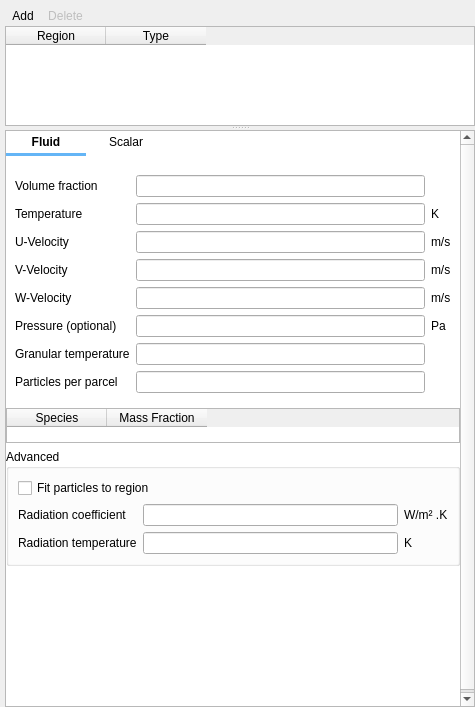
The window that gui/uifiles/boundary_conditions.ui (truongd8593/mfix) describes before a commit, drawn with Qt 5.
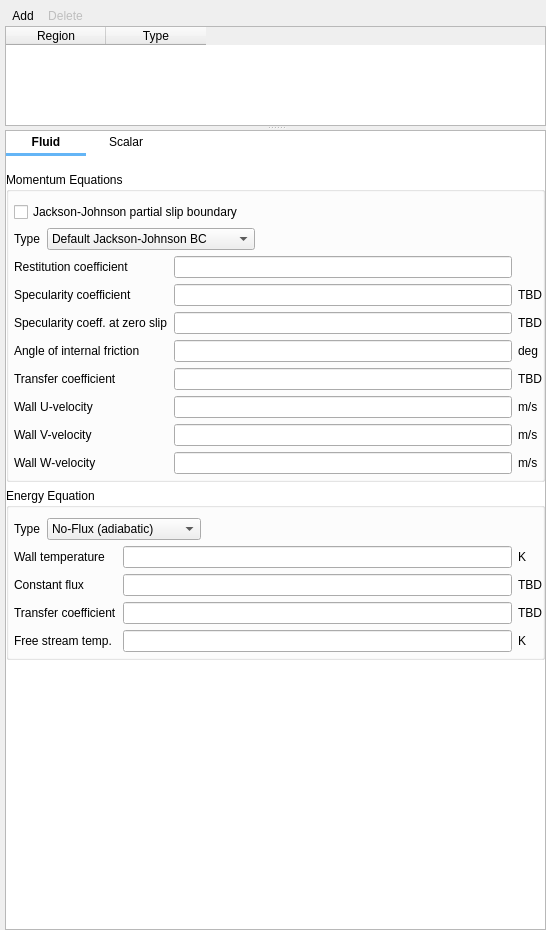
The same window after the commit. The open tabs and pages were chosen to show the change. Custom widgets are drawn as their Qt base class.

Commit message: boundary_conditions, solids pane, widget naming

```diff
--- a/gui/uifiles/boundary_conditions.ui
+++ b/gui/uifiles/boundary_conditions.ui
@@ -6,8 +6,8 @@
    <rect>
     <x>0</x>
     <y>0</y>
-    <width>475</width>
-    <height>707</height>
+    <width>546</width>
+    <height>930</height>
    </rect>
   </property>
   <property name="windowTitle">
@@ -160,12 +160,12 @@
        <property name="geometry">
         <rect>
          <x>0</x>
-         <y>-31</y>
-         <width>447</width>
-         <height>600</height>
+         <y>0</y>
+         <width>537</width>
+         <height>792</height>
         </rect>
        </property>
-       <layout class="QGridLayout" name="gridLayout_4">
+       <layout class="QGridLayout" name="gridLayout_2">
         <property name="leftMargin">
          <number>0</number>
         </property>
@@ -178,9 +178,6 @@
         <property name="bottomMargin">
          <number>0</number>
         </property>
-        <property name="spacing">
-         <number>0</number>
-        </property>
         <item row="0" column="0">
          <widget class="QFrame" name="tab_frame">
           <property name="styleSheet">
@@ -267,7 +264,20 @@
           </layout>
          </widget>
         </item>
-        <item row="1" column="0" rowspan="2" colspan="2">
+        <item row="0" column="1">
+         <spacer name="horizontalSpacer_2">
+          <property name="orientation">
+           <enum>Qt::Horizontal</enum>
+          </property>
+          <property name="sizeHint" stdset="0">
+           <size>
+            <width>40</width>
+            <height>20</height>
+           </size>
+          </property>
+         </spacer>
+        </item>
+        <item row="1" column="0" colspan="2">
          <widget class="QStackedWidget" name="stackedwidget">
           <property name="sizePolicy">
            <sizepolicy hsizetype="Preferred" vsizetype="MinimumExpanding">
@@ -777,9 +787,6 @@
           </widget>
           <widget class="QWidget" name="page_solids">
            <layout class="QVBoxLayout" name="verticalLayout_5">
-            <property name="spacing">
-             <number>6</number>
-            </property>
             <property name="leftMargin">
              <number>0</number>
             </property>
@@ -793,212 +800,339 @@
              <number>0</number>
             </property>
             <item>
-             <widget class="QFrame" name="frame_solids_parameters">
-              <property name="frameShape">
-               <enum>QFrame::NoFrame</enum>
+             <widget class="QGroupBox" name="groupbox_solids_momentum_eq">
+              <property name="title">
+               <string>Momentum Equations</string>
               </property>
-              <property name="frameShadow">
-               <enum>QFrame::Plain</enum>
-              </property>
-              <layout class="QGridLayout" name="gridLayout_2">
-               <item row="0" column="0">
-                <widget class="QLabel" name="label_bc_ep_s">
+              <layout class="QGridLayout" name="gridLayout_4">
+               <property name="leftMargin">
+                <number>5</number>
+               </property>
+               <property name="topMargin">
+                <number>10</number>
+               </property>
+               <property name="rightMargin">
+                <number>0</number>
+               </property>
+               <property name="bottomMargin">
+                <number>5</number>
+               </property>
+               <item row="0" column="0" colspan="2">
+                <widget class="CheckBox" name="checkbox_keyword_bc_jj_ps_args_BC">
                  <property name="text">
-                  <string>Volume fraction</string>
+                  <string>Jackson-Johnson partial slip boundary</string>
                  </property>
                 </widget>
                </item>
-               <item row="0" column="1">
-                <widget class="LineEdit" name="lineedit_keyword_bc_ep_s_args_BC_P"/>
-               </item>
-               <item row="1" column="0">
-                <widget class="QLabel" name="label_bc_t_s">
-                 <property name="text">
-                  <string>Temperature</string>
-                 </property>
-                </widget>
-               </item>
-               <item row="1" column="1">
-                <widget class="LineEdit" name="lineedit_keyword_bc_t_s_args_BC_P"/>
-               </item>
-               <item row="1" column="2">
-                <widget class="QLabel" name="label_bc_t_s_units">
-                 <property name="text">
-                  <string>K</string>
-                 </property>
-                </widget>
+               <item row="1" column="0" colspan="2">
+                <layout class="QHBoxLayout" name="horizontalLayout_5">
+                 <item>
+                  <widget class="QLabel" name="label_bc_jj_ps_type">
+                   <property name="text">
+                    <string>Type</string>
+                   </property>
+                  </widget>
+                 </item>
+                 <item>
+                  <widget class="QComboBox" name="combobox_bc_jj_ps_type">
+                   <item>
+                    <property name="text">
+                     <string>Default Jackson-Johnson BC</string>
+                    </property>
+                   </item>
+                   <item>
+                    <property name="text">
+                     <string>Variable specularity coefficient</string>
+                    </property>
+                   </item>
+                   <item>
+                    <property name="text">
+                     <string>Jenkins small frictional boundary</string>
+                    </property>
+                   </item>
+                  </widget>
+                 </item>
+                 <item>
+                  <spacer name="horizontalSpacer_6">
+                   <property name="orientation">
+                    <enum>Qt::Horizontal</enum>
+                   </property>
+                   <property name="sizeHint" stdset="0">
+                    <size>
+                     <width>40</width>
+                     <height>20</height>
+                    </size>
+                   </property>
+                  </spacer>
+                 </item>
+                </layout>
                </item>
                <item row="2" column="0">
-                <widget class="QLabel" name="label_bc_u_s">
+                <widget class="QLabel" name="label_e_w">
                  <property name="text">
-                  <string>U-Velocity</string>
+                  <string>Restitution coefficient</string>
                  </property>
                 </widget>
                </item>
                <item row="2" column="1">
-                <widget class="LineEdit" name="lineedit_keyword_bc_u_s_args_BC_P"/>
-               </item>
-               <item row="2" column="2">
-                <widget class="QLabel" name="label_bc_u_s_units">
-                 <property name="text">
-                  <string>m/s</string>
-                 </property>
-                </widget>
+                <widget class="LineEdit" name="lineedit_keyword_e_w"/>
                </item>
                <item row="3" column="0">
-                <widget class="QLabel" name="label_bc_v_s">
+                <widget class="QLabel" name="label_phip">
                  <property name="text">
-                  <string>V-Velocity</string>
+                  <string>Specularity coefficient</string>
                  </property>
                 </widget>
                </item>
                <item row="3" column="1">
-                <widget class="LineEdit" name="lineedit_keyword_bc_v_s_args_BC_P"/>
+                <widget class="LineEdit" name="lineedit_keyword_phip"/>
                </item>
                <item row="3" column="2">
-                <widget class="QLabel" name="label_bc_v_s_units">
+                <widget class="QLabel" name="label_11">
                  <property name="text">
-                  <string>m/s</string>
+                  <string>TBD</string>
                  </property>
                 </widget>
                </item>
                <item row="4" column="0">
-                <widget class="QLabel" name="label_bc_w_s">
+                <widget class="QLabel" name="label_phip0">
                  <property name="text">
-                  <string>W-Velocity</string>
+                  <string>Specularity coeff. at zero slip</string>
                  </property>
                 </widget>
                </item>
                <item row="4" column="1">
-                <widget class="LineEdit" name="lineedit_keyword_bc_w_s_args_BC_P"/>
+                <widget class="LineEdit" name="lineedit_keyword_phip0"/>
                </item>
                <item row="4" column="2">
-                <widget class="QLabel" name="label_bc_w_s_units">
+                <widget class="QLabel" name="label_12">
                  <property name="text">
-                  <string>m/s</string>
+                  <string>TBD</string>
                  </property>
                 </widget>
                </item>
                <item row="5" column="0">
-                <widget class="QLabel" name="label_bc_p_star">
+                <widget class="QLabel" name="label_phi_w">
                  <property name="text">
-                  <string>Pressure (optional)</string>
+                  <string>Angle of internal friction</string>
                  </property>
                 </widget>
                </item>
                <item row="5" column="1">
-                <widget class="LineEdit" name="lineedit_nonkeyword_bc_p_star_args_BC_P"/>
+                <widget class="LineEdit" name="lineedit_keyword_phi_w"/>
                </item>
                <item row="5" column="2">
-                <widget class="QLabel" name="label_bc_p_star_units">
+                <widget class="QLabel" name="label_phi_w_units">
                  <property name="text">
-                  <string>Pa</string>
+                  <string>deg</string>
                  </property>
                 </widget>
                </item>
                <item row="6" column="0">
-                <widget class="QLabel" name="label_bc_theta_m">
+                <widget class="QLabel" name="label_bc_hw_s">
                  <property name="text">
-                  <string>Granular temperature</string>
+                  <string>Transfer coefficient</string>
                  </property>
                 </widget>
                </item>
                <item row="6" column="1">
-                <widget class="LineEdit" name="lineedit_keyword_bc_theta_m_args_BC_P"/>
+                <widget class="LineEdit" name="lineedit_keyword_bc_hw_s_args_BC_P"/>
+               </item>
+               <item row="6" column="2">
+                <widget class="QLabel" name="label_bc_hw_s_units">
+                 <property name="text">
+                  <string>TBD</string>
+                 </property>
+                </widget>
                </item>
                <item row="7" column="0">
-                <widget class="QLabel" name="label_bc_pic_const_statwt">
+                <widget class="QLabel" name="label_bc_uw_s">
                  <property name="text">
-                  <string>Particles per parcel</string>
+                  <string>Wall U-velocity</string>
                  </property>
                 </widget>
                </item>
                <item row="7" column="1">
-                <widget class="LineEdit" name="lineedit_nonkeyword_bc_pic_const_statwt_args_BC_P"/>
+                <widget class="LineEdit" name="lineedit_keyword_bc_uw_s_args_BC_P"/>
+               </item>
+               <item row="7" column="2">
+                <widget class="QLabel" name="label_bc_uw_s_units">
+                 <property name="text">
+                  <string>m/s</string>
+                 </property>
+                </widget>
+               </item>
+               <item row="8" column="0">
+                <widget class="QLabel" name="label_bc_vw_s">
+                 <property name="text">
+                  <string>Wall V-velocity</string>
+                 </property>
+                </widget>
+               </item>
+               <item row="8" column="1">
+                <widget class="LineEdit" name="lineedit_keyword_bc_vw_s_args_BC_P"/>
+               </item>
+               <item row="8" column="2">
+                <widget class="QLabel" name="label_bc_vw_s_units">
+                 <property name="text">
+                  <string>m/s</string>
+                 </property>
+                </widget>
+               </item>
+               <item row="9" column="0">
+                <widget class="QLabel" name="label_bc_ww_s">
+                 <property name="text">
+                  <string>Wall W-velocity</string>
+                 </property>
+                </widget>
+               </item>
+               <item row="9" column="1">
+                <widget class="LineEdit" name="lineedit_keyword_bc_ww_s_args_BC_P"/>
+               </item>
+               <item row="9" column="2">
+                <widget class="QLabel" name="label_bc_ww_s_units">
+                 <property name="text">
+                  <string>m/s</string>
+                 </property>
+                </widget>
                </item>
               </layout>
              </widget>
             </item>
             <item>
-             <widget class="QTableWidget" name="tablewidget_solids_mass_fraction">
-              <property name="maximumSize">
-               <size>
-                <width>16777215</width>
-                <height>35</height>
-               </size>
-              </property>
-              <property name="selectionMode">
-               <enum>QAbstractItemView::NoSelection</enum>
-              </property>
-              <attribute name="horizontalHeaderHighlightSections">
-               <bool>false</bool>
-              </attribute>
-              <attribute name="verticalHeaderVisible">
-               <bool>false</bool>
-              </attribute>
-              <column>
-               <property name="text">
-                <string>Species</string>
-               </property>
-              </column>
-              <column>
-               <property name="text">
-                <string>Mass Fraction</string>
-               </property>
-              </column>
-             </widget>
-            </item>
-            <item>
-             <widget class="QGroupBox" name="groupbox_solids_advanced">
+             <widget class="QGroupBox" name="groupbox_solids_energy_eq">
               <property name="title">
-               <string>Advanced</string>
+               <string>Energy Equation</string>
               </property>
-              <layout class="QGridLayout" name="gridLayout_10">
-               <item row="0" column="0">
-                <widget class="CheckBox" name="checkbox_nonkeyword_bc_des_fit_to_region_args_BC">
-                 <property name="text">
-                  <string>Fit particles to region</string>
-                 </property>
-                </widget>
-               </item>
-               <item row="1" column="0">
-                <layout class="QGridLayout" name="gridLayout_5">
-                 <item row="0" column="0">
-                  <widget class="QLabel" name="label_bc_gama_rs">
+              <layout class="QGridLayout" name="gridLayout_5">
+               <property name="leftMargin">
+                <number>5</number>
+               </property>
+               <property name="topMargin">
+                <number>10</number>
+               </property>
+               <property name="rightMargin">
+                <number>0</number>
+               </property>
+               <property name="bottomMargin">
+                <number>5</number>
+               </property>
+               <item row="0" column="0" colspan="2">
+                <layout class="QHBoxLayout" name="horizontalLayout_4">
+                 <item>
+                  <widget class="QLabel" name="label_solids_energy_eq_type">
                    <property name="text">
-                    <string>Radiation coefficient</string>
+                    <string>Type</string>
                    </property>
                   </widget>
                  </item>
-                 <item row="0" column="1">
-                  <widget class="LineEdit" name="lineedit_nonkeyword_bc_gama_rs_args_BC_P"/>
-                 </item>
-                 <item row="0" column="2">
-                  <widget class="QLabel" name="label_bc_gama_rs_units">
-                   <property name="text">
-                    <string>W/m² .K</string>
-                   </property>
+                 <item>
+                  <widget class="QComboBox" name="comboBox_2">
+                   <item>
+                    <property name="text">
+                     <string>No-Flux (adiabatic)</string>
+                    </property>
+                   </item>
+                   <item>
+                    <property name="text">
+                     <string>Specified Temperature</string>
+                    </property>
+                   </item>
+                   <item>
+                    <property name="text">
+                     <string>Specified Flux</string>
+                    </property>
+                   </item>
+                   <item>
+                    <property name="text">
+                     <string>Convective Flux</string>
+                    </property>
+                   </item>
                   </widget>
                  </item>
-                 <item row="1" column="0">
-                  <widget class="QLabel" name="label_bc_t_rs">
-                   <property name="text">
-                    <string>Radiation temperature</string>
+                 <item>
+                  <spacer name="horizontalSpacer_5">
+                   <property name="orientation">
+                    <enum>Qt::Horizontal</enum>
                    </property>
-                  </widget>
-                 </item>
-                 <item row="1" column="1">
-                  <widget class="LineEdit" name="lineedit_nonkeyword_bc_t_rs_args_BC_P"/>
-                 </item>
-                 <item row="1" column="2">
-                  <widget class="QLabel" name="label_bc_t_rs_units">
-                   <property name="text">
-                    <string>K</string>
+                   <property name="sizeHint" stdset="0">
+                    <size>
+                     <width>40</width>
+                     <height>20</height>
+                    </size>
                    </property>
-                  </widget>
+                  </spacer>
                  </item>
                 </layout>
                </item>
+               <item row="1" column="0">
+                <widget class="QLabel" name="label_10">
+                 <property name="text">
+                  <string>Wall temperature</string>
+                 </property>
+                </widget>
+               </item>
+               <item row="1" column="1">
+                <widget class="LineEdit" name="lineEdit_9"/>
+               </item>
+               <item row="1" column="2">
+                <widget class="QLabel" name="label_21">
+                 <property name="text">
+                  <string>K</string>
+                 </property>
+                </widget>
+               </item>
+               <item row="2" column="0">
+                <widget class="QLabel" name="label_18">
+                 <property name="text">
+                  <string>Constant flux</string>
+                 </property>
+                </widget>
+               </item>
+               <item row="2" column="1">
+                <widget class="LineEdit" name="lineEdit_10"/>
+               </item>
+               <item row="2" column="2">
+                <widget class="QLabel" name="label_22">
+                 <property name="text">
+                  <string>TBD</string>
+                 </property>
+                </widget>
+               </item>
+               <item row="3" column="0">
+                <widget class="QLabel" name="label_19">
+                 <property name="text">
+                  <string>Transfer coefficient</string>
+                 </property>
+                </widget>
+               </item>
+               <item row="3" column="1">
+                <widget class="LineEdit" name="lineEdit_11"/>
+               </item>
+               <item row="3" column="2">
+                <widget class="QLabel" name="label_23">
+                 <property name="text">
+                  <string>TBD</string>
+                 </property>
+                </widget>
+               </item>
+               <item row="4" column="0">
+                <widget class="QLabel" name="label_20">
+                 <property name="text">
+                  <string>Free stream temp.</string>
+                 </property>
+                </widget>
+               </item>
+               <item row="4" column="1">
+                <widget class="LineEdit" name="lineEdit_12"/>
+               </item>
+               <item row="4" column="2">
+                <widget class="QLabel" name="label_24">
+                 <property name="text">
+                  <string>K</string>
+                 </property>
+                </widget>
+               </item>
               </layout>
              </widget>
             </item>
@@ -1065,7 +1199,7 @@
           </widget>
          </widget>
         </item>
-        <item row="3" column="0">
+        <item row="2" column="0">
          <spacer name="verticalSpacer">
           <property name="orientation">
            <enum>Qt::Vertical</enum>
@@ -1078,19 +1212,6 @@
           </property>
          </spacer>
         </item>
-        <item row="0" column="1">
-         <spacer name="horizontalSpacer_2">
-          <property name="orientation">
-           <enum>Qt::Horizontal</enum>
-          </property>
-          <property name="sizeHint" stdset="0">
-           <size>
-            <width>40</width>
-            <height>20</height>
-           </size>
-          </property>
-         </spacer>
-        </item>
        </layout>
        <zorder>tab_frame</zorder>
        <zorder>stackedwidget</zorder>
@@ -1103,16 +1224,16 @@
   </layout>
  </widget>
  <customwidgets>
-  <customwidget>
-   <class>CheckBox</class>
-   <extends>QCheckBox</extends>
-   <header>widgets/base</header>
-  </customwidget>
   <customwidget>
    <class>LineEdit</class>
    <extends>QLineEdit</extends>
    <header>widgets/base</header>
   </customwidget>
+  <customwidget>
+   <class>CheckBox</class>
+   <extends>QCheckBox</extends>
+   <header>widgets/base</header>
+  </customwidget>
  </customwidgets>
  <resources/>
  <connections/>
```
Left out of the diff: 35 changed lines with no effect on the pictures. The commit also changes 1 other file.
